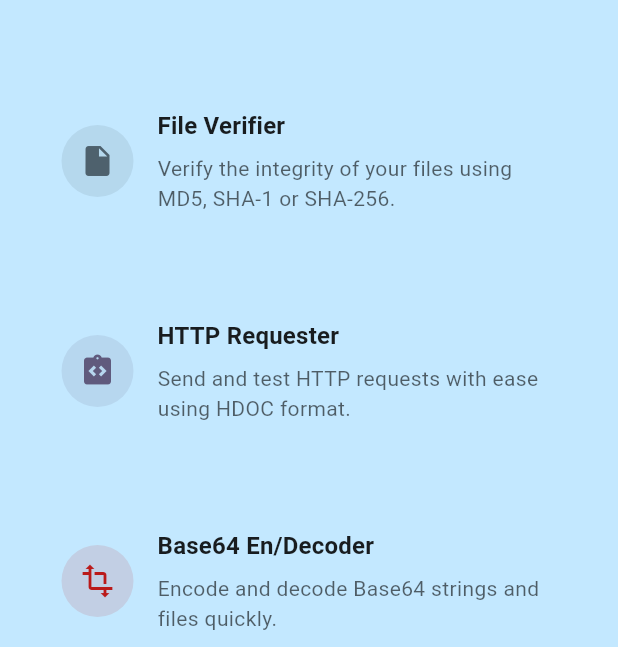
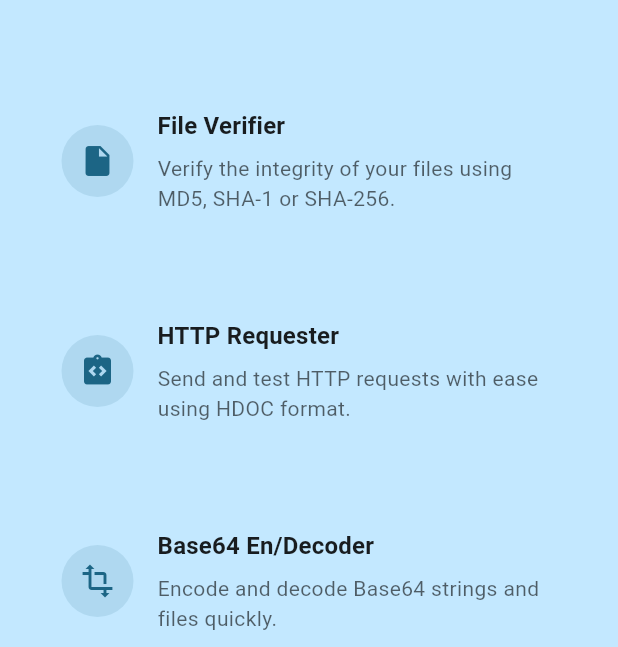
Before and after one commit to igorfs10/fluru_tools, a Flutter app: the screen it shows after launch, on a phone screen of 412 x 824 dp, the part 589-1236 px from its top. Run offline on Flutter 3.47's test engine with Material 3 defaults, Android fonts, the phone set to English and light mode, and no system bars; our stand-ins replace csv, file_picker, package_info_plus, web, yaml.

Commit message:
Set all tool card colors to primary on StartPage
Updated the color property of all _ToolCard widgets in StartPage to use color.primary instead of secondary, tertiary, or error. This change ensures a consistent appearance for all tool cards.

```diff
--- a/lib/pages/start_page.dart
+++ b/lib/pages/start_page.dart
@@ -178,7 +178,7 @@ class StartPage extends StatelessWidget {
                         subtitle: AppLocalizations.of(
                           context,
                         )!.fileVerifierDescription,
-                        color: color.secondary,
+                        color: color.primary,
                         onTap: () => onSelectIndex(2),
                       ),
                       _ToolCard(
@@ -187,7 +187,7 @@ class StartPage extends StatelessWidget {
                         subtitle: AppLocalizations.of(
                           context,
                         )!.requesterDescription,
-                        color: color.tertiary,
+                        color: color.primary,
                         onTap: () => onSelectIndex(3),
                       ),
                       _ToolCard(
@@ -196,7 +196,7 @@ class StartPage extends StatelessWidget {
                         subtitle: AppLocalizations.of(
                           context,
                         )!.base64EncoderDescription,
-                        color: color.error,
+                        color: color.primary,
                         onTap: () => onSelectIndex(4),
                       ),
                       _ToolCard(
@@ -216,7 +216,7 @@ class StartPage extends StatelessWidget {
                         subtitle: AppLocalizations.of(
                           context,
                         )!.downloadAppDescription,
-                        color: color.secondary,
+                        color: color.primary,
                         onTap: () => _openExternal(
                           'https://github.com/igorfs10/fluru_tools/releases/latest',
                         ),
```
